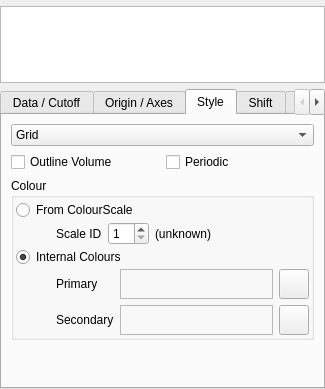
This is branches/nugui/src/gui/grids.ui in trisyoungs/aten as Qt 5 draws it before an edit. The edited form follows.
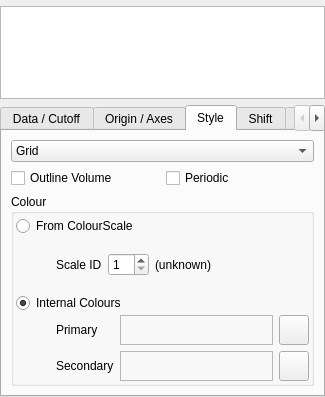
This is the edited form. The open tabs and pages were chosen to show the change. Icons and pictures are not drawn. Custom widgets are drawn as their Qt base class.

```diff
--- a/branches/nugui/src/gui/grids.ui
+++ b/branches/nugui/src/gui/grids.ui
@@ -6,14 +6,14 @@
    <rect>
     <x>0</x>
     <y>0</y>
-    <width>270</width>
-    <height>389</height>
+    <width>272</width>
+    <height>397</height>
    </rect>
   </property>
   <property name="minimumSize">
    <size>
     <width>270</width>
-    <height>389</height>
+    <height>397</height>
    </size>
   </property>
   <property name="windowTitle">
@@ -44,8 +44,8 @@
      <widget class="QListWidget" name="GridList">
       <property name="sizePolicy">
        <sizepolicy hsizetype="Expanding" vsizetype="Expanding">
-        <horstretch>100</horstretch>
-        <verstretch>0</verstretch>
+        <horstretch>0</horstretch>
+        <verstretch>100</verstretch>
        </sizepolicy>
       </property>
       <property name="minimumSize">
@@ -58,6 +58,12 @@
     </item>
     <item>
      <widget class="QTabWidget" name="GridTabWidget">
+      <property name="sizePolicy">
+       <sizepolicy hsizetype="Expanding" vsizetype="Expanding">
+        <horstretch>0</horstretch>
+        <verstretch>1</verstretch>
+       </sizepolicy>
+      </property>
       <property name="currentIndex">
        <number>0</number>
       </property>
@@ -1088,19 +1094,6 @@
           </layout>
          </widget>
         </item>
-        <item>
-         <spacer>
-          <property name="orientation">
-           <enum>Qt::Vertical</enum>
-          </property>
-          <property name="sizeHint" stdset="0">
-           <size>
-            <width>20</width>
-            <height>40</height>
-           </size>
-          </property>
-         </spacer>
-        </item>
        </layout>
       </widget>
       <widget class="QWidget" name="tab">
```
Left out of the diff: 8 changed lines with no effect on the pictures.
